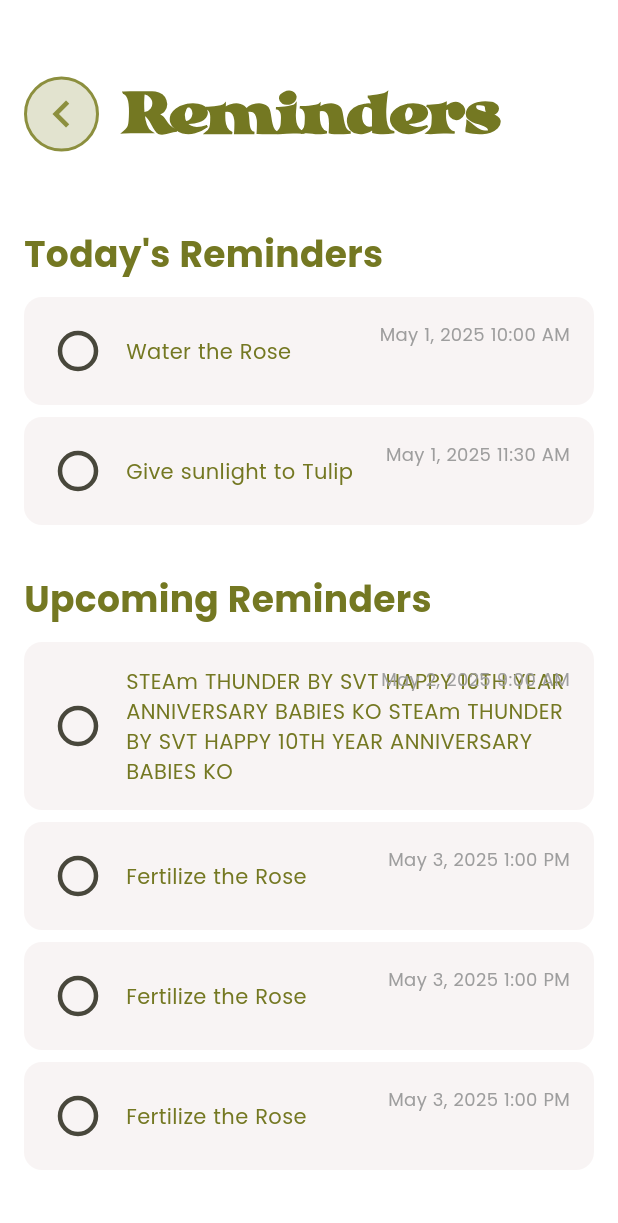
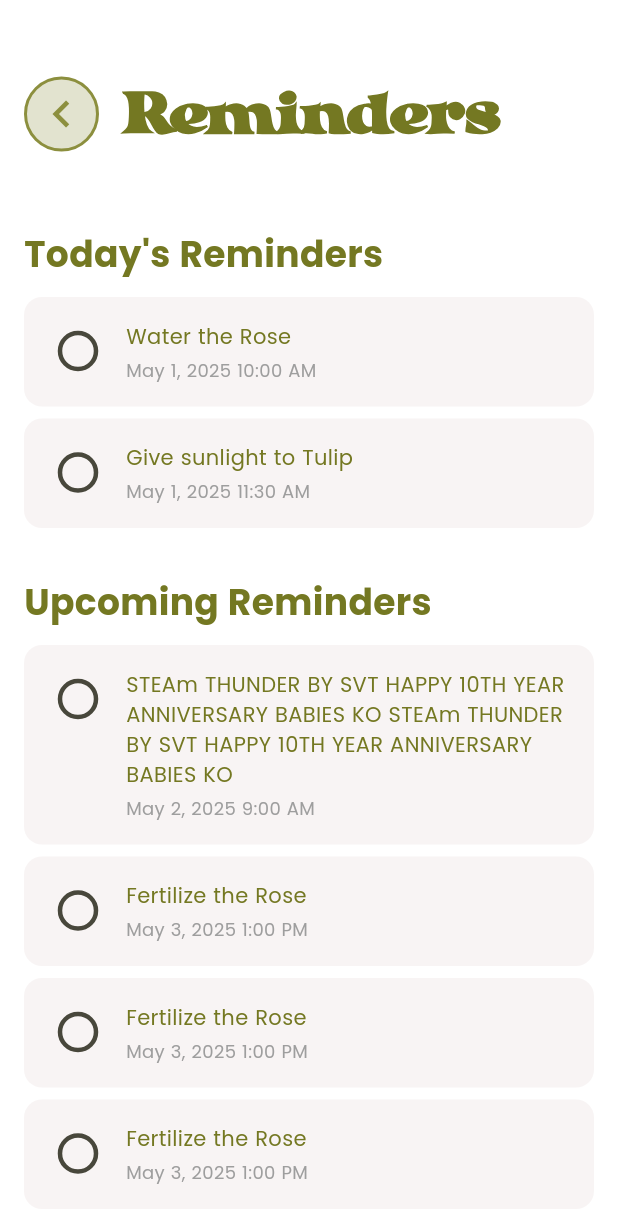
Before and after one commit to breamier/sproutly, a Flutter app: the RemindersScreen screen opened directly, on a phone screen of 412 x 824 dp. Shown: the top 1223 px of the screen. Run offline on Flutter 3.47's test engine with Material 3 defaults, Android fonts, the phone set to English and light mode, and no system bars; our stand-ins replace cloud_firestore, firebase_auth, firebase_core, flutter_local_notifications, flutter_timezone, permission_handler and 1 more; accounts and stored records are empty.

Commit message:
[Leanne][Fix] UI adjustments 3

```diff
--- a/lib/screens/reminders_screen.dart
+++ b/lib/screens/reminders_screen.dart
@@ -140,10 +140,8 @@ class _ReminderCardState extends State<ReminderCard> {
         color: const Color(0xFFF8F4F4),
         borderRadius: BorderRadius.circular(12),
       ),
-      child: Stack(
-        children: [
-          Row(
-            crossAxisAlignment: CrossAxisAlignment.center,
+      child: Row(
+        crossAxisAlignment: CrossAxisAlignment.start,
         children: [
           Transform.scale(
             scale: 1.5,
@@ -161,26 +159,25 @@ class _ReminderCardState extends State<ReminderCard> {
           ),
           const SizedBox(width: 12),
           Expanded(
-                child: Text(
+            child: Column(
+              crossAxisAlignment: CrossAxisAlignment.start,
+              children: [
+                Text(
                   widget.task,
                   style: RemindersScreen.bodyFont.copyWith(
                     fontWeight: FontWeight.w500,
                     color: const Color(0xFF747822),
                   ),
-                  softWrap: true,
                 ),
-              ),
-            ],
-          ),
-          Positioned(
-            top: 0,
-            right: 0,
-            child: Text(
+                const SizedBox(height: 4),
+                Text(
                   widget.time,
                   style: RemindersScreen.bodyFont.copyWith(
                     color: Colors.grey,
                     fontSize: 12,
                   ),
+                ),
+              ],
             ),
           ),
         ],
```
Lines whose indentation alone changed are shown as unchanged.
